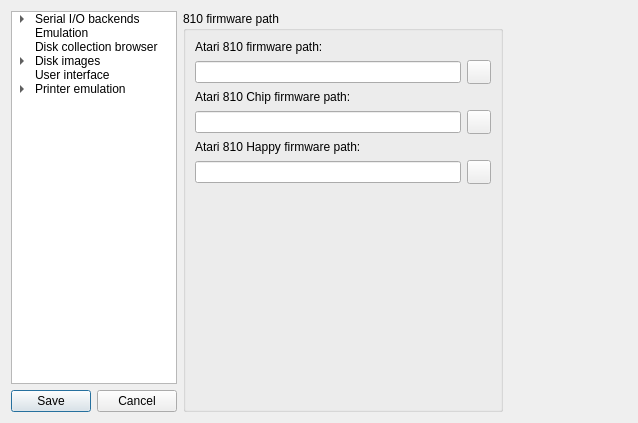
josch1710/RespeQt, file ui/optionsdialog.ui: the form before one commit.
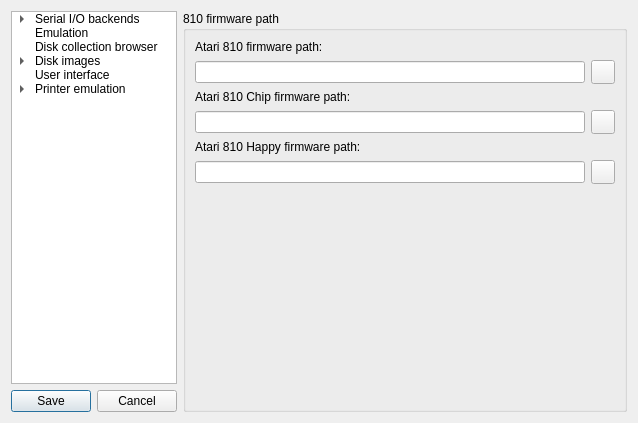
The form after the commit. The open tabs and pages were chosen to show the change. Icons and pictures are not drawn.

Commit message:
fixed pages without layouts in options diolog
- several page widget parents did not have layouts which was screwing up resizing

Diff of the .ui file:
```diff
--- a/ui/optionsdialog.ui
+++ b/ui/optionsdialog.ui
@@ -1520,9 +1520,23 @@
       </layout>
      </widget>
      <widget class="QWidget" name="page_810_firmware">
-      <property name="enabled">
-       <bool>true</bool>
-      </property>
+       <layout class="QVBoxLayout" name="verticalLayout_4">
+         <property name="spacing">
+           <number>0</number>
+         </property>
+         <property name="leftMargin">
+           <number>0</number>
+         </property>
+         <property name="topMargin">
+           <number>0</number>
+         </property>
+         <property name="rightMargin">
+           <number>0</number>
+         </property>
+         <property name="bottomMargin">
+           <number>0</number>
+         </property>
+         <item>
       <widget class="QGroupBox" name="firmware810Group">
        <property name="enabled">
         <bool>true</bool>
@@ -1671,6 +1685,8 @@
         </item>
        </layout>
       </widget>
+         </item>
+       </layout>
      </widget>
      <widget class="QWidget" name="page_1050_firmware">
       <widget class="QGroupBox" name="firmware1050Group">
```
Left out of the diff: 128 changed lines with no effect on the pictures. Lines whose indentation alone changed are shown as unchanged.
